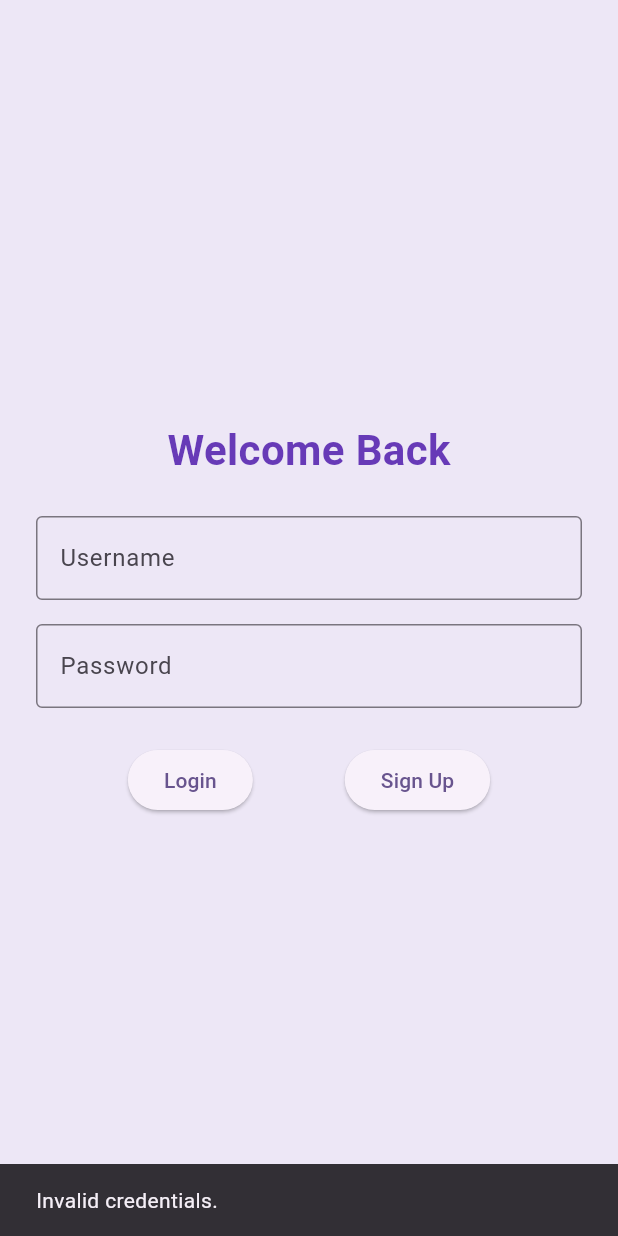
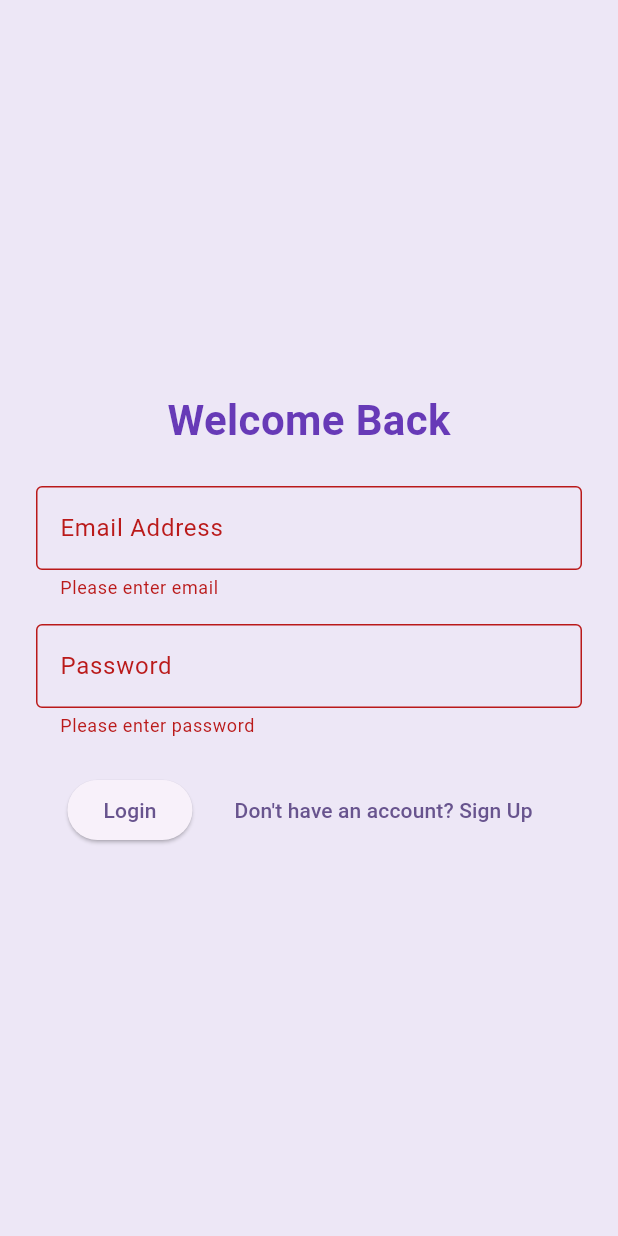
Before and after one commit to brubin25/group8-my-city-tourist-app, a Flutter app: the LoginScreen screen opened directly, after a tap on "Login", on a phone screen of 412 x 824 dp. Run offline on Flutter 3.47's test engine with Material 3 defaults, Android fonts, the phone set to English and light mode, and no system bars; our stand-ins replace sqflite; accounts and stored records are empty.

Commit message:
Seperated sign-up and login screens, added verfication for email address

```diff
--- a/lib/screens/login_screen.dart
+++ b/lib/screens/login_screen.dart
@@ -12,9 +12,12 @@ class LoginScreen extends StatefulWidget {
 
 class _LoginScreenState extends State<LoginScreen> {
   final _formKey = GlobalKey<FormState>();
-  final _usernameController = TextEditingController();
+  final _emailController = TextEditingController();
   final _passwordController = TextEditingController();
+  final _confirmPasswordController = TextEditingController();
   late Database _db;
+
+  bool _isSignUpMode = false;
 
   @override
   void initState() {
@@ -41,24 +44,30 @@ class _LoginScreenState extends State<LoginScreen> {
 
   Future<void> _signup(BuildContext context) async {
     if (_formKey.currentState!.validate()) {
+      if (_passwordController.text != _confirmPasswordController.text) {
+        _showMessage(context, 'Passwords do not match.');
+        return;
+      }
       try {
         await _db.insert('users', {
-          'username': _usernameController.text,
+          'username': _emailController.text,
           'password': _passwordController.text,
         });
         _showMessage(context, 'Signup successful!');
+        setState(() => _isSignUpMode = false);
       } catch (e) {
-        _showMessage(context, 'Username already exists.');
+        _showMessage(context, 'Email already exists.');
       }
     }
   }
 
   Future<void> _login(BuildContext context) async {
+    if (_formKey.currentState!.validate()) {
       final result = await _db.query(
         'users',
         where: 'username = ? AND password = ?',
         whereArgs: [
-        _usernameController.text,
+          _emailController.text,
           _passwordController.text,
         ],
       );
@@ -74,11 +83,21 @@ class _LoginScreenState extends State<LoginScreen> {
         _showMessage(context, 'Invalid credentials.');
       }
     }
+  }
 
   void _showMessage(BuildContext context, String msg) {
     ScaffoldMessenger.of(context).showSnackBar(
       SnackBar(content: Text(msg)),
     );
+  }
+
+  @override
+  void dispose() {
+    _emailController.dispose();
+    _passwordController.dispose();
+    _confirmPasswordController.dispose();
+    _db.close();
+    super.dispose();
   }
 
   @override
@@ -90,11 +109,10 @@ class _LoginScreenState extends State<LoginScreen> {
           padding: const EdgeInsets.all(24.0),
           child: SingleChildScrollView(
             child: Column(
-              mainAxisAlignment: MainAxisAlignment.center,
               children: [
-                const Text(
-                  'Welcome Back',
-                  style: TextStyle(
+                Text(
+                  _isSignUpMode ? 'Create Account' : 'Welcome Back',
+                  style: const TextStyle(
                     fontSize: 28,
                     fontWeight: FontWeight.bold,
                     color: Colors.deepPurple,
@@ -106,13 +124,20 @@ class _LoginScreenState extends State<LoginScreen> {
                   child: Column(
                     children: [
                       TextFormField(
-                        controller: _usernameController,
+                        controller: _emailController,
                         decoration: const InputDecoration(
-                          labelText: 'Username',
+                          labelText: 'Email Address',
                           border: OutlineInputBorder(),
                         ),
-                        validator: (value) =>
-                        value!.isEmpty ? 'Please enter username' : null,
+                        validator: (value) {
+                          if (value == null || value.isEmpty) {
+                            return 'Please enter email';
+                          }
+                          if (!RegExp(r'^[^@]+@[^@]+\.[^@]+').hasMatch(value)) {
+                            return 'Enter a valid email';
+                          }
+                          return null;
+                        },
                       ),
                       const SizedBox(height: 16),
                       TextFormField(
@@ -125,17 +150,41 @@ class _LoginScreenState extends State<LoginScreen> {
                         validator: (value) =>
                         value!.isEmpty ? 'Please enter password' : null,
                       ),
+                      if (_isSignUpMode) ...[
+                        const SizedBox(height: 16),
+                        TextFormField(
+                          controller: _confirmPasswordController,
+                          obscureText: true,
+                          decoration: const InputDecoration(
+                            labelText: 'Confirm Password',
+                            border: OutlineInputBorder(),
+                          ),
+                          validator: (value) => value!.isEmpty
+                              ? 'Please confirm password'
+                              : null,
+                        ),
+                      ],
                       const SizedBox(height: 24),
-                      Row(
-                        mainAxisAlignment: MainAxisAlignment.spaceEvenly,
+                      Wrap(
+                        alignment: WrapAlignment.center,
+                        spacing: 16,
+                        runSpacing: 8,
                         children: [
                           ElevatedButton(
-                            onPressed: () => _login(context),
-                            child: const Text('Login'),
+                            onPressed: () {
+                              _isSignUpMode
+                                  ? _signup(context)
+                                  : _login(context);
+                            },
+                            child: Text(_isSignUpMode ? 'Sign Up' : 'Login'),
                           ),
-                          ElevatedButton(
-                            onPressed: () => _signup(context),
-                            child: const Text('Sign Up'),
+                          TextButton(
+                            onPressed: () {
+                              setState(() => _isSignUpMode = !_isSignUpMode);
+                            },
+                            child: Text(_isSignUpMode
+                                ? 'Already have an account?'
+                                : 'Don\'t have an account? Sign Up'),
                           ),
                         ],
                       ),
@@ -149,12 +198,4 @@ class _LoginScreenState extends State<LoginScreen> {
       ),
     );
   }
-
-  @override
-  void dispose() {
-    _usernameController.dispose();
-    _passwordController.dispose();
-    _db.close();
-    super.dispose();
 }
-}
```
Lines whose indentation alone changed are shown as unchanged.
